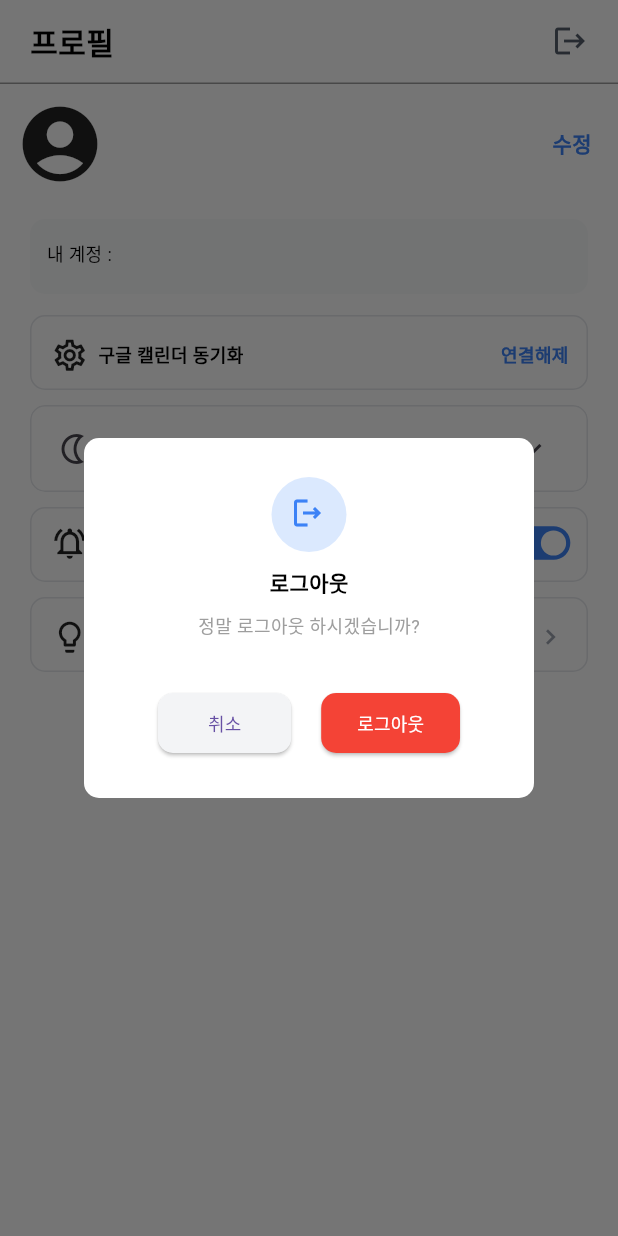
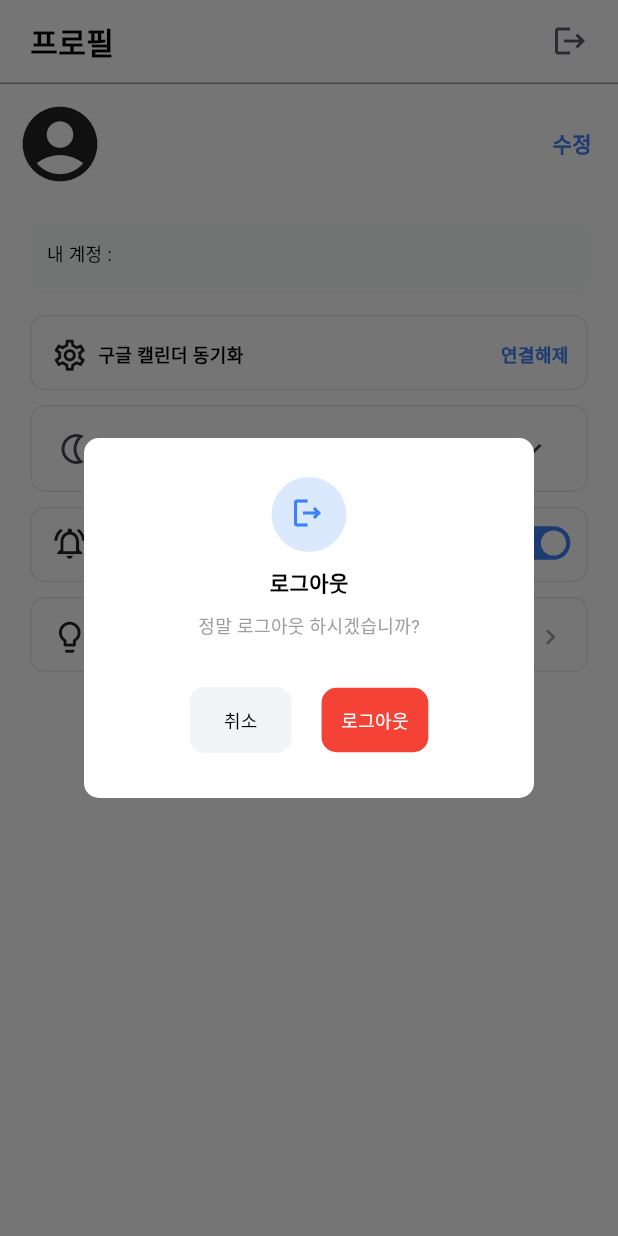
Before and after one commit to LIKELION-Android-BOOTCAMP-5th/FinalProject-DutyTable-ScheduleLab, a Flutter app: the _ProfileScreen screen opened directly, after a tap on the "logout" icon, on a phone screen of 412 x 824 dp. Run offline on Flutter 3.47's test engine with Material 3 defaults, Android fonts, the light colour scheme and no system bars; our stand-ins replace dio, flutter_dotenv, fluttertoast, go_router, google_sign_in, image_picker and 3 more; accounts and stored records are empty; project files that could hold a hidden picture were left out.

Commit message:
Modify feedback

```diff
--- a/lib/features/profile/presentation/views/profile_screen.dart
+++ b/lib/features/profile/presentation/views/profile_screen.dart
@@ -46,8 +46,11 @@ class _ProfileScreen extends StatelessWidget {
                     title: "로그아웃",
                     message: "정말 로그아웃 하시겠습니까?",
                     allow: "로그아웃",
-                    onChangeSelected: () => viewModel.logout(),
-                    goto: '/login',
+                    onChangeSelected: () => {
+                      viewModel.logout(),
+                      context.pop(),
+                      context.push('/login'),
+                    },
                   ),
                 );
               },
@@ -311,7 +314,6 @@ class _ProfileScreen extends StatelessWidget {
                           title: "회원탈퇴",
                           message: "정말 회원탈퇴 하시겠습니까?",
                           allow: "회원탈퇴",
-                          goto: '/login',
                           announcement: Container(
                             decoration: BoxDecoration(
                               borderRadius: BorderRadius.circular(10),
@@ -331,6 +333,10 @@ class _ProfileScreen extends StatelessWidget {
                               ),
                             ),
                           ),
+                          onChangeSelected: () => {
+                            context.pop(),
+                            context.push('/login'),
+                          },
                         ),
                       );
                     },
--- a/lib/features/profile/presentation/widgets/custom_dialog.dart
+++ b/lib/features/profile/presentation/widgets/custom_dialog.dart
@@ -27,9 +27,6 @@ class CustomDialog extends StatelessWidget {
   /// 뷰모델 호출
   final onChangeSelected;
 
-  /// 버튼 선택 시 경로
-  final goto;
-
   ///더 추가할 위젯
   Widget? announcement;
 
@@ -44,7 +41,6 @@ class CustomDialog extends StatelessWidget {
     this.message,
     this.allow,
     this.onChangeSelected,
-    this.goto,
     this.announcement,
   });
 
@@ -97,34 +93,39 @@ class CustomDialog extends StatelessWidget {
                 Row(
                   mainAxisAlignment: MainAxisAlignment.center,
                   children: [
-                    ElevatedButton(
-                      onPressed: () {
+                    GestureDetector(
+                      onTap: () {
                         context.pop();
                       },
-                      child: Text("   취소   ", style: TextStyle(fontSize: 12)),
-                      style: ElevatedButton.styleFrom(
-                        backgroundColor: Color(0xFFF3F4F6),
-                        shape: RoundedRectangleBorder(
-                          borderRadius: BorderRadius.circular(10),
+                      child: Container(
+                        decoration: BoxDecoration(
+                          borderRadius: BorderRadius.circular(10.0),
+                          color: Color(0xFFF3F4F6),
+                        ),
+                        child: Padding(
+                          padding: const EdgeInsets.all(13.0),
+                          child: Text(
+                            "   취소   ",
+                            style: TextStyle(fontSize: 12),
+                          ),
                         ),
                       ),
                     ),
                     Padding(padding: EdgeInsets.all(10)),
-                    ElevatedButton(
-                      onPressed: () {
-                        onChanged:
-                        (_) => onChangeSelected();
-                        context.pop();
-                        context.push(goto);
-                      },
-                      child: Text(
-                        allow,
-                        style: TextStyle(color: Colors.white, fontSize: 12),
-                      ),
-                      style: ElevatedButton.styleFrom(
-                        backgroundColor: Colors.red,
-                        shape: RoundedRectangleBorder(
-                          borderRadius: BorderRadius.circular(10),
+                    GestureDetector(
+                      onTap: () => onChangeSelected(),
+                      child: Container(
+                        // color: Colors.red,
+                        decoration: BoxDecoration(
+                          borderRadius: BorderRadius.circular(10.0),
+                          color: Colors.red,
+                        ),
+                        child: Padding(
+                          padding: const EdgeInsets.all(13.0),
+                          child: Text(
+                            allow,
+                            style: TextStyle(color: Colors.white, fontSize: 12),
+                          ),
                         ),
                       ),
                     ),
```
